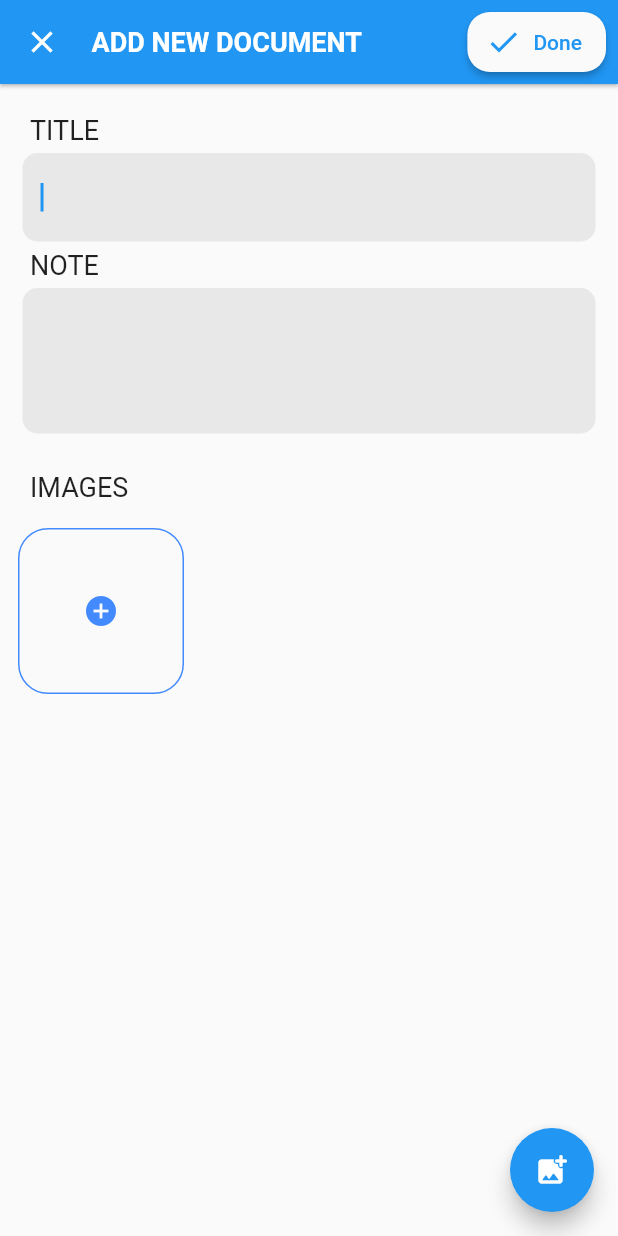
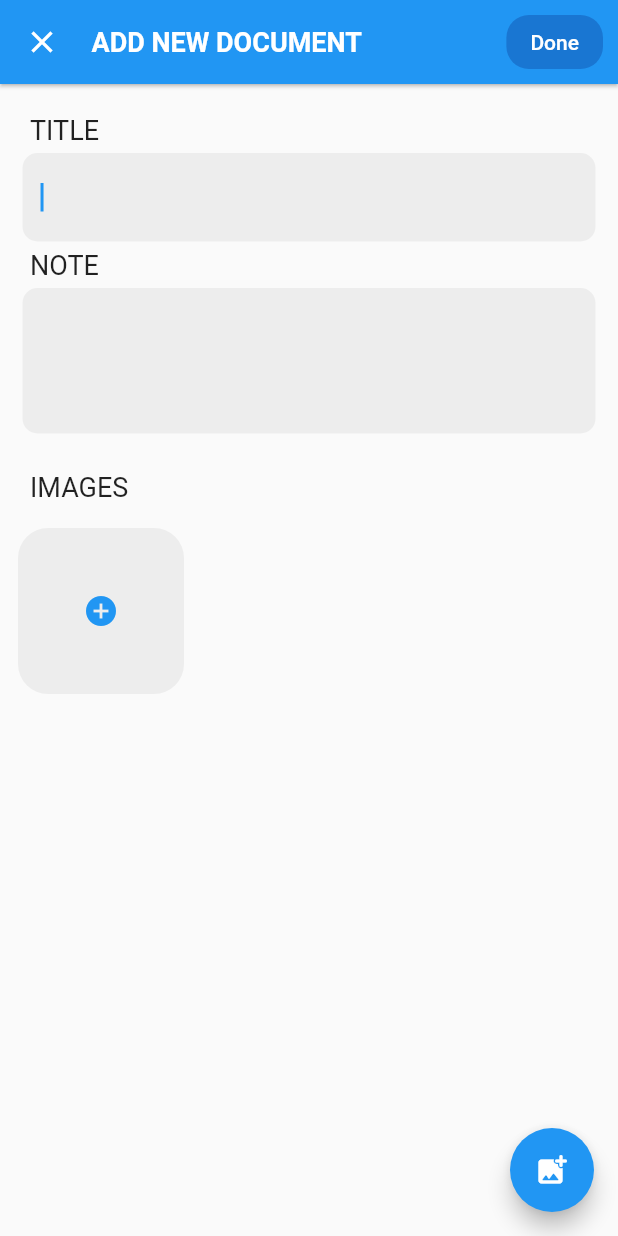
Before and after one commit to nepal80m/minor-parichaya-frontend, a Flutter app: the AddDocuments screen opened by its route, on a phone screen of 412 x 824 dp. Run offline on Flutter 3.47's test engine with Material 2 defaults, Android fonts, the phone set to English and light mode, and no system bars; our stand-ins replace image_picker, photo_view, shared_preferences, sqflite, transparent_image; accounts and stored records are empty.

Commit message:
major upload bug fixed, minor empty title bug fixed, updates on dark mode and other small improvements

```diff
--- a/lib/screens/add_document.dart
+++ b/lib/screens/add_document.dart
@@ -9,7 +9,7 @@ import '../widgets/options_modal_buttom_sheet.dart';
 import '../screens/document_details.dart';
 import '../widgets/ui/custom_text_field.dart';
 import '../providers/documents.dart';
-import '../widgets/ui/done_botton.dart';
+import '../widgets/ui/appbar_confirmation_button.dart';
 
 class AddDocuments extends StatefulWidget {
   const AddDocuments({Key? key}) : super(key: key);
@@ -117,6 +117,8 @@ class _AddDocumentsState extends State<AddDocuments> {
         ),
         actions: [
           DoneButton(
+            text: 'Done',
+            icon: const Icon(Icons.done),
             onPressed: () {
               addDocument(context);
             },
@@ -219,19 +221,23 @@ class _AddDocumentsState extends State<AddDocuments> {
                           showAddImageModalBottomSheet(context);
                           // pickImage(ImageSource.gallery);
                         },
-                        splashColor: Theme.of(context).primaryColor,
+                        splashColor:
+                            Theme.of(context).disabledColor.withOpacity(0.1),
                         child: Container(
                           height: 100,
                           width: 100,
                           decoration: BoxDecoration(
-                            border: Border.all(
-                              color: Colors.blueAccent,
-                            ),
+                            color: Theme.of(context)
+                                .disabledColor
+                                .withOpacity(0.05),
+                            // border: Border.all(
+                            // color: Colors.blueAccent,
+                            // ),
                             borderRadius: BorderRadius.circular(20),
                           ),
-                          child: const Icon(
+                          child: Icon(
                             Icons.add_circle,
-                            color: Colors.blueAccent,
+                            color: Theme.of(context).primaryColor,
                           ),
                         ),
                       ),
--- /dev/null
+++ b/lib/widgets/ui/appbar_confirmation_button.dart
@@ -0,0 +1,46 @@
+import 'package:flutter/material.dart';
+
+class DoneButton extends StatelessWidget {
+  final String text;
+  final Icon icon;
+  final VoidCallback onPressed;
+
+  const DoneButton({
+    required this.text,
+    required this.icon,
+    required this.onPressed,
+    Key? key,
+  }) : super(key: key);
+
+  @override
+  Widget build(BuildContext context) {
+    return Padding(
+      padding: const EdgeInsets.symmetric(horizontal: 10, vertical: 10),
+      child: ElevatedButton(
+        // label: Text(text),
+        child: Text(text),
+        // icon: icon,
+        onPressed: onPressed,
+        style: ButtonStyle(
+          elevation: MaterialStateProperty.all<double>(0),
+
+          shape: MaterialStateProperty.all<RoundedRectangleBorder>(
+            RoundedRectangleBorder(
+              borderRadius: BorderRadius.circular(15),
+              // side: BorderSide(color: Colors.red),
+            ),
+          ),
+          backgroundColor:
+              MaterialStateProperty.all(Theme.of(context).primaryColorDark),
+          foregroundColor: MaterialStateProperty.all(
+            Colors.white,
+            // overlayColor: MaterialStateProperty.all(
+            //     Theme.of(context).primaryColor.withOpacity(0.1)),
+          ),
+          // label: Text(text),
+          // child: Text(text),
+        ),
+      ),
+    );
+  }
+}
--- a/lib/widgets/ui/custom_text_field.dart
+++ b/lib/widgets/ui/custom_text_field.dart
@@ -51,7 +51,7 @@ class CustomTextField extends StatelessWidget {
         onChanged: onChanged,
         decoration: InputDecoration(
           filled: true,
-          fillColor: const Color.fromRGBO(220, 220, 220, 0.6),
+          fillColor: Theme.of(context).disabledColor.withOpacity(0.05),
           border: OutlineInputBorder(
             borderRadius: BorderRadius.circular(10),
             borderSide: BorderSide.none,
--- a/lib/widgets/ui/done_botton.dart
+++ /dev/null
@@ -1,33 +0,0 @@
-import 'package:flutter/material.dart';
-
-class DoneButton extends StatelessWidget {
-  final VoidCallback onPressed;
-
-  const DoneButton({required this.onPressed, Key? key}) : super(key: key);
-
-  @override
-  Widget build(BuildContext context) {
-    return Padding(
-      padding: const EdgeInsets.all(8.0),
-      child: ElevatedButton.icon(
-        style: ButtonStyle(
-          shape: MaterialStateProperty.all<RoundedRectangleBorder>(
-            RoundedRectangleBorder(
-              borderRadius: BorderRadius.circular(15),
-              // side: BorderSide(color: Colors.red),
-            ),
-          ),
-          backgroundColor:
-              MaterialStateProperty.all(Theme.of(context).canvasColor),
-          foregroundColor:
-              MaterialStateProperty.all(Theme.of(context).primaryColor),
-          overlayColor: MaterialStateProperty.all(
-              Theme.of(context).primaryColor.withOpacity(0.1)),
-        ),
-        label: const Text('Done'),
-        icon: const Icon(Icons.done),
-        onPressed: onPressed,
-      ),
-    );
-  }
-}
```
Also changed, not shown: lib/providers/theme_provider.dart (+8 -7 lines), lib/screens/buttom_navigation_base.dart (+102 -94 lines), lib/screens/document_details.dart (+4 -5 lines), lib/screens/select_document.dart (+16 -5 lines), lib/screens/set_expiry.dart (+12 -2 lines).
